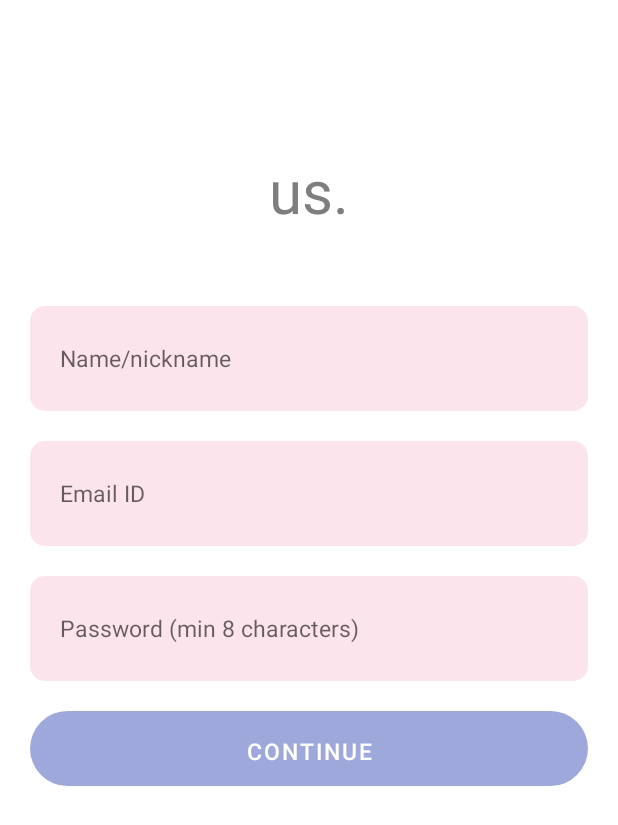
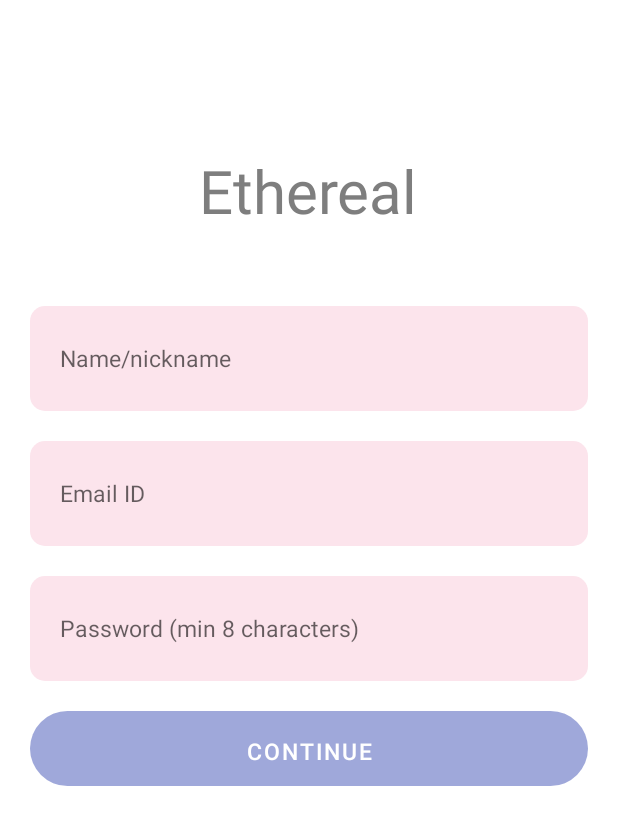
Before and after one commit to Prince-Christopher/Ethereal-1, an Android app: the screen it shows after launch (JoinActivity), on a phone screen of 412 x 824 dp. Shown: the top 825 px of the screen. Run offline under Robolectric (Android 15) with nearby library versions, the phone set to English and light mode, and no system bars.

Commit message:
first commit, sign up page.

```diff
--- a/app/src/main/res/layout/activity_join.xml
+++ b/app/src/main/res/layout/activity_join.xml
@@ -16,7 +16,7 @@
             android:layout_height="wrap_content"
             android:layout_gravity="center"
             android:layout_marginTop="100dp"
-            android:text="us."
+            android:text="Ethereal"
             android:textColor="@color/grey"
             android:textSize="40dp" />
 
```
